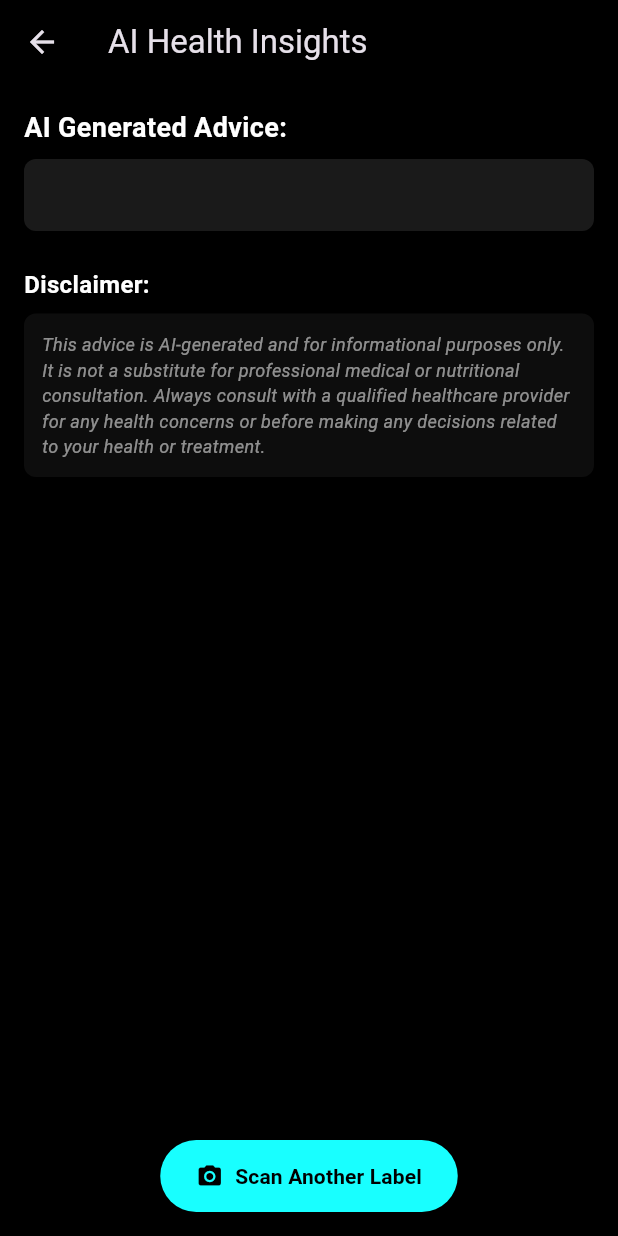
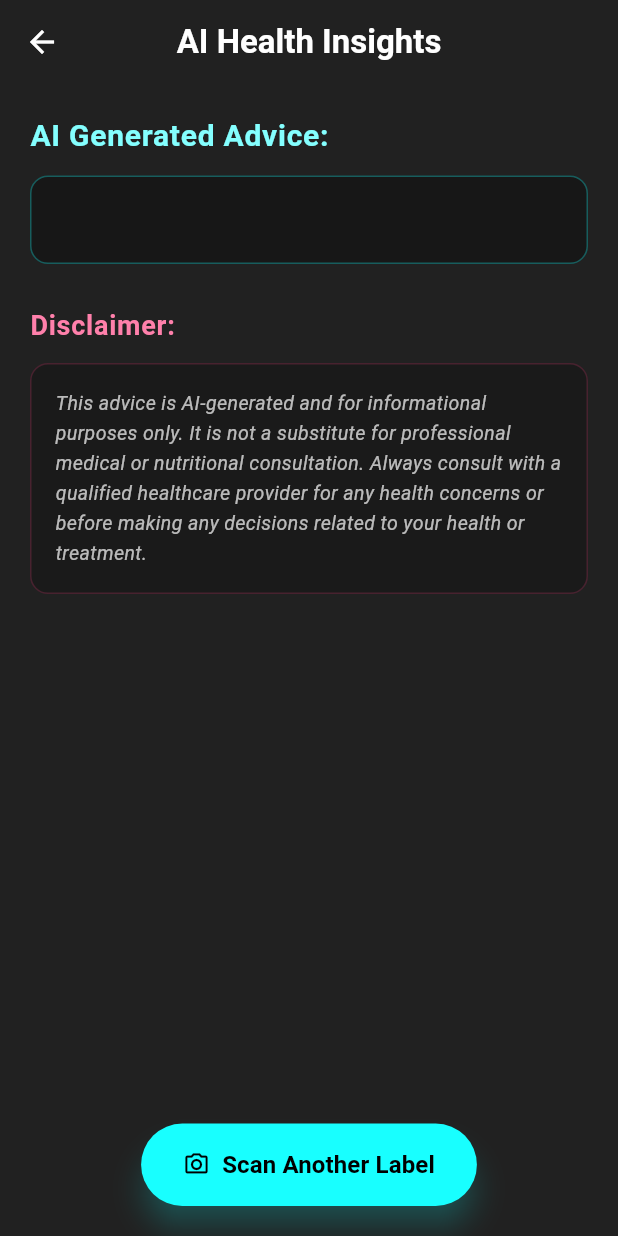
Before and after one commit to maha-lakshme/nutriscan_ai, a Flutter app: the NutritionResultScreen screen opened directly with empty values, on a phone screen of 412 x 824 dp. Run offline on Flutter 3.47's test engine with Material 3 defaults, Android fonts, the phone set to English and light mode, and no system bars; our stand-ins replace flutter_dotenv, image_picker, lottie; missing offline and left inert: google_mlkit_text_recognition.

Commit message:
screen shot added

```diff
--- a/lib/view/nutrition_result_screen.dart
+++ b/lib/view/nutrition_result_screen.dart
@@ -1,6 +1,6 @@
 import 'package:flutter/material.dart';
 
-class NutritionResultScreen extends StatelessWidget {
+class NutritionResultScreen extends StatefulWidget {
   final String aiHealthAdvice;
 
   const NutritionResultScreen({
@@ -9,74 +9,114 @@ class NutritionResultScreen extends StatelessWidget {
   }) : super(key: key);
 
   @override
+  State<NutritionResultScreen> createState() => _NutritionResultScreenState();
+}
+
+class _NutritionResultScreenState extends State<NutritionResultScreen>
+    with SingleTickerProviderStateMixin {
+  late AnimationController _controller;
+  late Animation<double> _fadeAnimation;
+
+  @override
+  void initState() {
+    super.initState();
+    _controller = AnimationController(
+      duration: const Duration(milliseconds: 700),
+      vsync: this,
+    );
+    _fadeAnimation = CurvedAnimation(
+      parent: _controller,
+      curve: Curves.easeIn,
+    );
+    _controller.forward();
+  }
+
+  @override
+  void dispose() {
+    _controller.dispose();
+    super.dispose();
+  }
+
+  @override
   Widget build(BuildContext context) {
     return Scaffold(
-      backgroundColor: Colors.black,
+      backgroundColor: Colors.grey[900], // Darker, more sophisticated background
       appBar: AppBar(
-        title: const Text("AI Health Insights"),
-        backgroundColor: Colors.black.withOpacity(0.8),
+        title: const Text(
+          "AI Health Insights",
+          style: TextStyle(fontWeight: FontWeight.bold, color: Colors.white),
+        ),
+        backgroundColor: Colors.transparent, // Fully transparent AppBar
         elevation: 0,
+        centerTitle: true, // Center title for better balance
+        iconTheme: const IconThemeData(color: Colors.white), // Ensure back button is visible
       ),
       body: SafeArea(
         child: Padding(
-          padding: const EdgeInsets.all(16.0),
+          padding: const EdgeInsets.all(20.0), // Increased padding
           child: Column(
             crossAxisAlignment: CrossAxisAlignment.start,
             children: [
               Expanded(
                 child: SingleChildScrollView(
+                  child: FadeTransition(
+                    opacity: _fadeAnimation,
                     child: Column(
                       crossAxisAlignment: CrossAxisAlignment.start,
                       children: [
                         Text(
                           "AI Generated Advice:",
                           style: TextStyle(
-                          color: Colors.white,
-                          fontSize: 18,
+                            color: Colors.cyanAccent[100], // Brighter accent for title
+                            fontSize: 20, // Slightly larger title
                             fontWeight: FontWeight.bold,
+                            letterSpacing: 0.5,
                           ),
                         ),
-                      const SizedBox(height: 8),
+                        const SizedBox(height: 12), // Increased spacing
                         Container(
                           width: double.infinity,
-                        padding: const EdgeInsets.all(12),
+                          padding: const EdgeInsets.all(16), // Increased padding
                           decoration: BoxDecoration(
-                          color: Colors.white.withOpacity(0.1),
-                          borderRadius: BorderRadius.circular(8),
+                            color: Colors.black.withOpacity(0.3), // Darker, semi-transparent card
+                            borderRadius: BorderRadius.circular(12), // More rounded corners
+                            border: Border.all(color: Colors.cyanAccent.withOpacity(0.3)) // Subtle border accent
                           ),
                           child: Text(
-                          aiHealthAdvice,
+                            widget.aiHealthAdvice,
                             style: const TextStyle(
-                            color: Colors.white70,
+                              color: Colors.white, // Brighter text for contrast
                               fontSize: 16,
-                            height: 1.5,
+                              height: 1.6, // Increased line height
                             ),
                           ),
                         ),
-                      const SizedBox(height: 24),
+                        const SizedBox(height: 28), // Increased spacing
                         Text(
                           "Disclaimer:",
                           style: TextStyle(
-                          color: Colors.white,
-                          fontSize: 16,
+                            color: Colors.pinkAccent[100], // Different accent for disclaimer title
+                            fontSize: 18, // Slightly larger
                             fontWeight: FontWeight.bold,
+                            letterSpacing: 0.5,
                           ),
                         ),
-                      const SizedBox(height: 8),
+                        const SizedBox(height: 12), // Increased spacing
                         Container(
                           width: double.infinity,
-                        padding: const EdgeInsets.all(12),
+                          padding: const EdgeInsets.all(16), // Increased padding
                           decoration: BoxDecoration(
-                          color: Colors.white.withOpacity(0.05),
-                          borderRadius: BorderRadius.circular(8),
+                            color: Colors.black.withOpacity(0.2), // Darker, semi-transparent card
+                            borderRadius: BorderRadius.circular(12), // More rounded corners
+                             border: Border.all(color: Colors.pinkAccent.withOpacity(0.2)) // Subtle border accent
                           ),
                           child: Text(
                             "This advice is AI-generated and for informational purposes only. It is not a substitute for professional medical or nutritional consultation. Always consult with a qualified healthcare provider for any health concerns or before making any decisions related to your health or treatment.",
                             style: TextStyle(
-                            color: Colors.white54,
-                            fontSize: 12,
+                              color: Colors.white.withOpacity(0.7), // Slightly brighter for readability
+                              fontSize: 13, // Slightly larger
                               fontStyle: FontStyle.italic,
-                            height: 1.4,
+                              height: 1.5, // Increased line height
                             ),
                           ),
                         ),
@@ -84,23 +124,28 @@ class NutritionResultScreen extends StatelessWidget {
                     ),
                   ),
                 ),
-              const SizedBox(height: 20),
+              ),
+              const SizedBox(height: 24), // Increased spacing
               Center(
                 child: ElevatedButton.icon(
                   onPressed: () => Navigator.pop(context),
-                  icon: const Icon(Icons.camera_alt, color: Colors.black),
+                  icon: const Icon(Icons.camera_alt_outlined, color: Colors.black), // Outlined icon
                   label: const Text(
                     "Scan Another Label",
                     style: TextStyle(
                       color: Colors.black,
                       fontWeight: FontWeight.bold,
+                      fontSize: 16, // Slightly larger button text
                     ),
                   ),
                   style: ElevatedButton.styleFrom(
                     backgroundColor: Colors.cyanAccent,
-                    shape: const StadiumBorder(),
-                    padding: const EdgeInsets.symmetric(horizontal: 24, vertical: 14),
-                    elevation: 6,
+                    shape: RoundedRectangleBorder( // More modern button shape
+                       borderRadius: BorderRadius.circular(30),
+                    ),
+                    padding: const EdgeInsets.symmetric(horizontal: 28, vertical: 16), // Larger button
+                    elevation: 8, // Increased elevation for more pop
+                    shadowColor: Colors.cyanAccent.withOpacity(0.5), // Softer shadow
                   ),
                 ),
               ),
--- a/lib/view/select_image_screen.dart
+++ b/lib/view/select_image_screen.dart
@@ -200,7 +200,7 @@ class _SelectImageScreenState extends State<SelectImageScreen> {
                                   fontSize: _ocrText.isNotEmpty ? 14 : 16,
                                   fontStyle: _ocrText.isNotEmpty ? FontStyle.normal : FontStyle.italic
                                 ),
-                                textAlign: TextAlign.center,
+                                textAlign: TextAlign.left,
                               ),
                             ),
                           ),
```
Also changed, not shown: 7 other files. Lines whose indentation alone changed are shown as unchanged.
